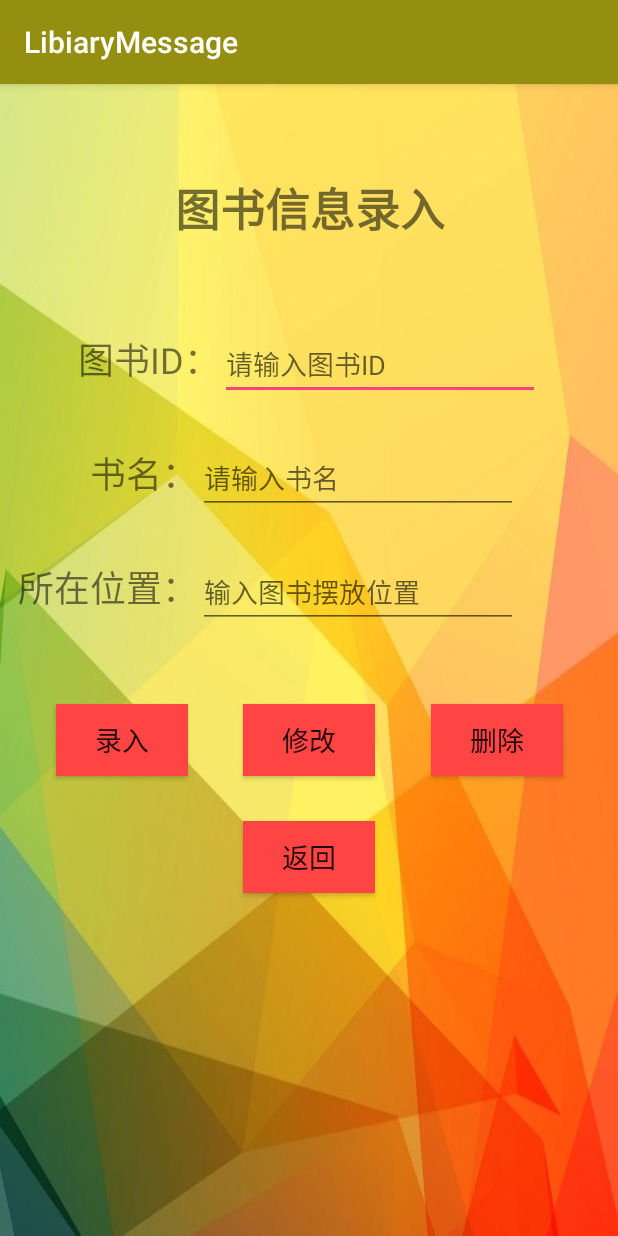
After one commit to zjx1711605034/M171, an Android app: the LuruActivity screen opened directly, with no data from a screen before it, on a phone screen of 412 x 824 dp. The commit adds this screen. Run offline under Robolectric (Android 15) with nearby library versions, the phone set to English and light mode, and no system bars.

Commit message:
添加界面

```diff
--- a/app/src/main/AndroidManifest.xml
+++ b/app/src/main/AndroidManifest.xml
@@ -16,7 +16,8 @@
                 <category android:name="android.intent.category.LAUNCHER" />
             </intent-filter>
         </activity>
-        <activity android:name=".ZhuceActivity"></activity>
+        <activity android:name=".ZhuceActivity" />
+        <activity android:name=".LuruActivity"></activity>
     </application>
 
 </manifest>
--- /dev/null
+++ b/app/src/main/java/com/example/yt/libiarymessage/LuruActivity.java
@@ -0,0 +1,13 @@
+package com.example.yt.libiarymessage;
+
+import android.support.v7.app.AppCompatActivity;
+import android.os.Bundle;
+
+public class LuruActivity extends AppCompatActivity {
+
+    @Override
+    protected void onCreate(Bundle savedInstanceState) {
+        super.onCreate(savedInstanceState);
+        setContentView(R.layout.activity_luru);
+    }
+}
--- /dev/null
+++ b/app/src/main/res/layout/activity_luru.xml
@@ -0,0 +1,154 @@
+<?xml version="1.0" encoding="utf-8"?>
+<android.support.constraint.ConstraintLayout xmlns:android="http://schemas.android.com/apk/res/android"
+    xmlns:app="http://schemas.android.com/apk/res-auto"
+    xmlns:tools="http://schemas.android.com/tools"
+    android:layout_width="match_parent"
+    android:layout_height="match_parent"
+    android:background="@drawable/timg"
+    tools:context=".LuruActivity">
+
+    <TextView
+        android:id="@+id/textView"
+        android:layout_width="wrap_content"
+        android:layout_height="wrap_content"
+        android:layout_marginStart="8dp"
+        android:layout_marginLeft="8dp"
+        android:layout_marginTop="60dp"
+        android:layout_marginEnd="7dp"
+        android:layout_marginRight="7dp"
+        android:text="图书信息录入"
+        android:textSize="30sp"
+        android:textStyle="bold"
+        app:layout_constraintEnd_toEndOf="parent"
+        app:layout_constraintStart_toStartOf="parent"
+        app:layout_constraintTop_toTopOf="parent" />
+
+    <TextView
+        android:id="@+id/textView2"
+        android:layout_width="wrap_content"
+        android:layout_height="wrap_content"
+        android:layout_marginTop="60dp"
+        android:text="图书ID："
+        android:textSize="24sp"
+        app:layout_constraintEnd_toStartOf="@+id/editText"
+        app:layout_constraintHorizontal_bias="0.5"
+        app:layout_constraintHorizontal_chainStyle="packed"
+        app:layout_constraintStart_toStartOf="parent"
+        app:layout_constraintTop_toBottomOf="@+id/textView" />
+
+    <TextView
+        android:id="@+id/textView3"
+        android:layout_width="wrap_content"
+        android:layout_height="wrap_content"
+        android:layout_marginStart="60dp"
+        android:layout_marginLeft="60dp"
+        android:layout_marginTop="40dp"
+        android:text="书名："
+        android:textSize="24sp"
+        app:layout_constraintHorizontal_chainStyle="spread"
+        app:layout_constraintStart_toStartOf="parent"
+        app:layout_constraintTop_toBottomOf="@+id/textView2" />
+
+    <TextView
+        android:id="@+id/textView4"
+        android:layout_width="wrap_content"
+        android:layout_height="wrap_content"
+        android:layout_marginTop="40dp"
+        android:text="所在位置："
+        android:textSize="24sp"
+        app:layout_constraintEnd_toEndOf="@+id/textView3"
+        app:layout_constraintHorizontal_bias="1.0"
+        app:layout_constraintHorizontal_chainStyle="packed"
+        app:layout_constraintStart_toStartOf="parent"
+        app:layout_constraintTop_toBottomOf="@+id/textView3" />
+
+    <EditText
+        android:id="@+id/editText"
+        android:layout_width="wrap_content"
+        android:layout_height="wrap_content"
+        android:ems="10"
+        android:hint="请输入图书ID"
+        android:inputType="textPersonName"
+        app:layout_constraintBaseline_toBaselineOf="@+id/textView2"
+        app:layout_constraintEnd_toEndOf="parent"
+        app:layout_constraintHorizontal_bias="0.5"
+        app:layout_constraintStart_toEndOf="@+id/textView2" />
+
+    <EditText
+        android:id="@+id/editText2"
+        android:layout_width="wrap_content"
+        android:layout_height="wrap_content"
+        android:layout_marginEnd="36dp"
+        android:layout_marginRight="36dp"
+        android:ems="10"
+        android:hint="请输入书名"
+        android:inputType="textPersonName"
+        app:layout_constraintBaseline_toBaselineOf="@+id/textView3"
+        app:layout_constraintEnd_toEndOf="parent"
+        app:layout_constraintHorizontal_bias="0.0"
+        app:layout_constraintStart_toEndOf="@+id/textView3" />
+
+    <EditText
+        android:id="@+id/editText3"
+        android:layout_width="wrap_content"
+        android:layout_height="wrap_content"
+        android:layout_marginEnd="36dp"
+        android:layout_marginRight="36dp"
+        android:ems="10"
+        android:hint="输入图书摆放位置"
+        android:inputType="textPersonName"
+        app:layout_constraintBaseline_toBaselineOf="@+id/textView4"
+        app:layout_constraintEnd_toEndOf="parent"
+        app:layout_constraintHorizontal_bias="0.0"
+        app:layout_constraintStart_toEndOf="@+id/textView4" />
+
+    <Button
+        android:id="@+id/button"
+        android:layout_width="wrap_content"
+        android:layout_height="wrap_content"
+        android:layout_marginTop="60dp"
+        android:background="@android:color/holo_red_light"
+        android:text="录入"
+        android:textSize="18sp"
+        app:layout_constraintEnd_toStartOf="@+id/button2"
+        app:layout_constraintHorizontal_bias="0.5"
+        app:layout_constraintHorizontal_chainStyle="spread"
+        app:layout_constraintStart_toStartOf="parent"
+        app:layout_constraintTop_toBottomOf="@+id/textView4" />
+
+    <Button
+        android:id="@+id/button2"
+        android:layout_width="wrap_content"
+        android:layout_height="wrap_content"
+        android:background="@android:color/holo_red_light"
+        android:text="修改"
+        android:textSize="18sp"
+        app:layout_constraintBaseline_toBaselineOf="@+id/button"
+        app:layout_constraintEnd_toStartOf="@+id/button3"
+        app:layout_constraintHorizontal_bias="0.5"
+        app:layout_constraintStart_toEndOf="@+id/button" />
+
+    <Button
+        android:id="@+id/button3"
+        android:layout_width="wrap_content"
+        android:layout_height="wrap_content"
+        android:background="@android:color/holo_red_light"
+        android:text="删除"
+        android:textSize="18sp"
+        app:layout_constraintBaseline_toBaselineOf="@+id/button"
+        app:layout_constraintEnd_toEndOf="parent"
+        app:layout_constraintHorizontal_bias="0.5"
+        app:layout_constraintStart_toEndOf="@+id/button2" />
+
+    <Button
+        android:id="@+id/button4"
+        android:layout_width="wrap_content"
+        android:layout_height="wrap_content"
+        android:layout_marginTop="30dp"
+        android:background="@android:color/holo_red_light"
+        android:text="返回"
+        android:textSize="18sp"
+        app:layout_constraintEnd_toEndOf="@+id/button2"
+        app:layout_constraintStart_toStartOf="@+id/button2"
+        app:layout_constraintTop_toBottomOf="@+id/button2" />
+</android.support.constraint.ConstraintLayout>
--- a/app/src/main/res/layout/activity_main.xml
+++ b/app/src/main/res/layout/activity_main.xml
@@ -80,6 +80,7 @@
         android:layout_width="122dp"
         android:layout_height="68dp"
         android:layout_marginTop="80dp"
+        android:background="@android:color/holo_red_light"
         android:text="管理员登录"
         android:textSize="18sp"
         app:layout_constraintEnd_toStartOf="@+id/btn_main_fangke"
@@ -92,6 +93,7 @@
         android:id="@+id/btn_main_fangke"
         android:layout_width="122dp"
         android:layout_height="68dp"
+        android:background="@android:color/holo_red_light"
         android:text="访客登录"
         android:textSize="18sp"
         app:layout_constraintBaseline_toBaselineOf="@+id/btn_main_guanli"
@@ -103,6 +105,7 @@
         android:id="@+id/btn_main_zhuce"
         android:layout_width="122dp"
         android:layout_height="68dp"
+        android:background="@android:color/holo_red_light"
         android:text="用户注册"
         android:textSize="18sp"
         app:layout_constraintBaseline_toBaselineOf="@+id/btn_main_guanli"
--- a/app/src/main/res/layout/activity_zhuce.xml
+++ b/app/src/main/res/layout/activity_zhuce.xml
@@ -79,11 +79,12 @@
         android:id="@+id/btn_zhuce_zhuce"
         android:layout_width="132dp"
         android:layout_height="70dp"
+        android:layout_marginStart="8dp"
+        android:layout_marginLeft="8dp"
+        android:layout_marginTop="80dp"
         android:layout_marginEnd="8dp"
-        android:layout_marginLeft="8dp"
         android:layout_marginRight="8dp"
-        android:layout_marginStart="8dp"
-        android:layout_marginTop="80dp"
+        android:background="@android:color/holo_red_light"
         android:text="注册"
         android:textSize="24sp"
         android:textStyle="bold"
--- a/app/src/main/res/values/colors.xml
+++ b/app/src/main/res/values/colors.xml
@@ -1,6 +1,6 @@
 <?xml version="1.0" encoding="utf-8"?>
 <resources>
-    <color name="colorPrimary">#3F51B5</color>
+    <color name="colorPrimary">#948f11</color>
     <color name="colorPrimaryDark">#303F9F</color>
     <color name="colorAccent">#FF4081</color>
 </resources>
--- a/build.gradle
+++ b/build.gradle
@@ -7,7 +7,7 @@ buildscript {
         jcenter()
     }
     dependencies {
-        classpath 'com.android.tools.build:gradle:3.1.3'
+        classpath 'com.android.tools.build:gradle:3.2.1'
 
 
         // NOTE: Do not place your application dependencies here; they belong
```
Also changed, not shown: gradle/wrapper/gradle-wrapper.properties.
